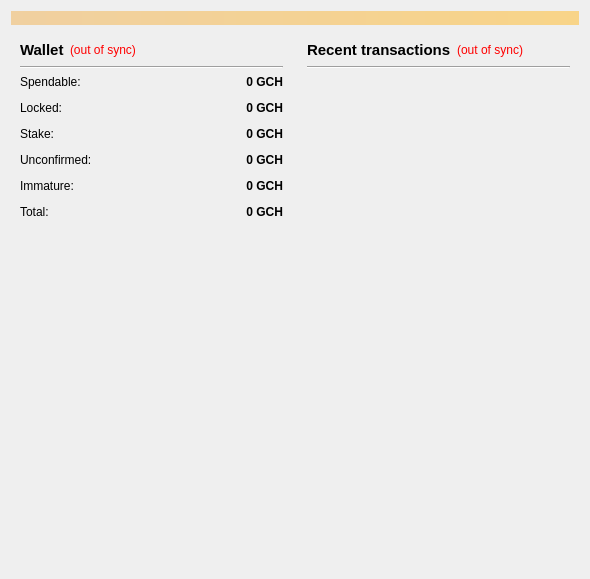
Old version of the form src/qt/forms/overviewpage.ui in the repository galaxycash/galaxycash.
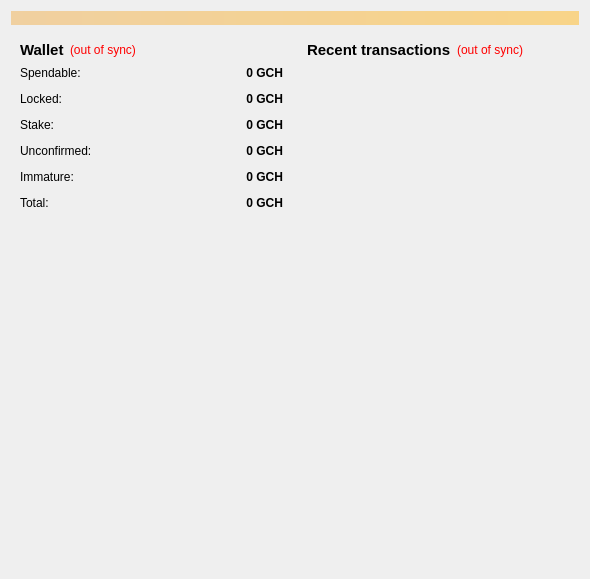
New version of the form.

Patch:
```diff
--- a/src/qt/forms/overviewpage.ui
+++ b/src/qt/forms/overviewpage.ui
@@ -85,13 +85,6 @@
             </item>
            </layout>
           </item>
-          <item>
-           <widget class="Line" name="line">
-            <property name="orientation">
-             <enum>Qt::Horizontal</enum>
-            </property>
-           </widget>
-          </item>
           <item>
            <layout class="QFormLayout" name="formLayout_2">
             <property name="fieldGrowthPolicy">
@@ -364,13 +357,6 @@
             </item>
            </layout>
           </item>
-          <item>
-           <widget class="Line" name="line_2">
-            <property name="orientation">
-             <enum>Qt::Horizontal</enum>
-            </property>
-           </widget>
-          </item>
           <item>
            <widget class="QListView" name="listTransactions">
             <property name="styleSheet">
```
